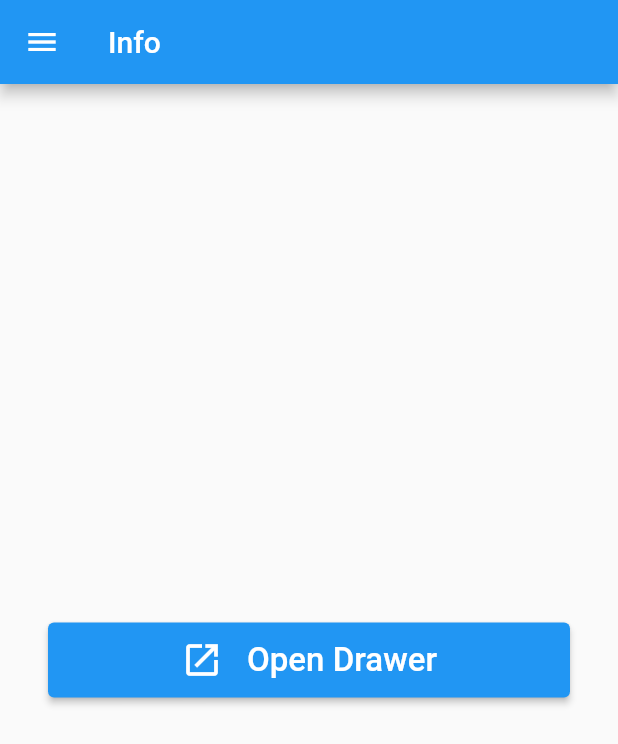
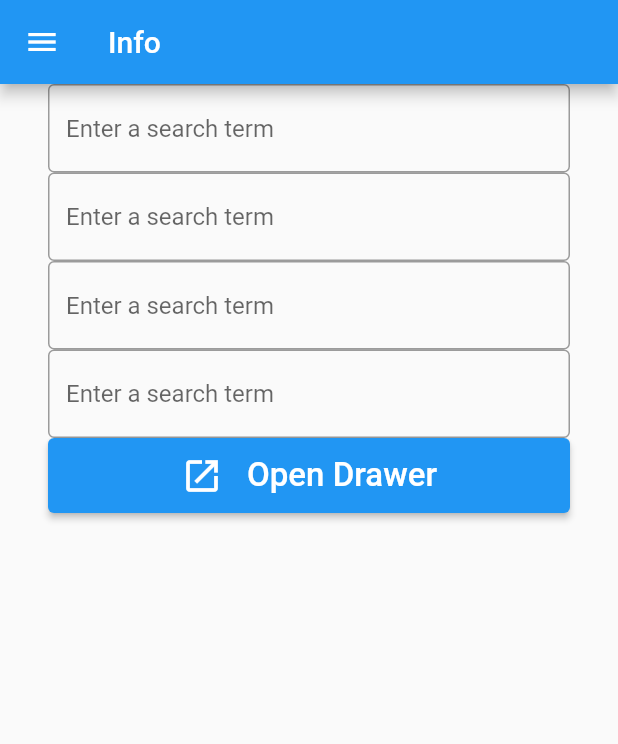
Before and after one commit to amosmilimu/interintel, a Flutter app: the screen it shows after launch, in the side drawer, after a tap on "Info", on a phone screen of 412 x 824 dp. Shown: the top 744 px of the screen. Run offline on Flutter 3.47's test engine with Material 2 defaults, Android fonts, the light colour scheme and no system bars; network calls fail.

Commit message:
second commit

```diff
--- a/lib/pages/home_page.dart
+++ b/lib/pages/home_page.dart
@@ -20,7 +20,29 @@ class _HomePageState extends State<HomePage> {
           builder: (context) => Container(
             alignment: Alignment.center,
             padding: EdgeInsets.symmetric(horizontal: 32),
-        child: ButtonWidget(
+            child: Column(
+              children: [
+                TextField(
+                  decoration: const InputDecoration(
+                      border: OutlineInputBorder(),
+                      hintText: 'Enter a search term'),
+                ),
+                TextField(
+                  decoration: const InputDecoration(
+                      border: OutlineInputBorder(),
+                      hintText: 'Enter a search term'),
+                ),
+                TextField(
+                  decoration: const InputDecoration(
+                      border: OutlineInputBorder(),
+                      hintText: 'Enter a search term'),
+                ),
+                TextField(
+                  decoration: const InputDecoration(
+                      border: OutlineInputBorder(),
+                      hintText: 'Enter a search term'),
+                ),
+                ButtonWidget(
                   icon: Icons.open_in_new,
                   text: 'Open Drawer',
                   onClicked: () {
@@ -28,6 +50,8 @@ class _HomePageState extends State<HomePage> {
                     // Scaffold.of(context).openEndDrawer();
                   },
                 ),
+              ],
+            ),
           ),
         ),
       );
--- a/lib/widget/navigation_drawer.dart
+++ b/lib/widget/navigation_drawer.dart
@@ -35,25 +35,25 @@ class NavigationDrawerWidget extends StatelessWidget {
                 children: [
                   buildMenuItem(
                     text: 'Info',
-                    icon: Icons.people,
+                    icon: Icons.info,
                     onClicked: () => selectedItem(context, 0),
                   ),
                   const SizedBox(height: 24),
                   buildMenuItem(
                     text: 'Design',
-                    icon: Icons.people,
+                    icon: Icons.design_services,
                     onClicked: () => selectedItem(context, 1),
                   ),
                   const SizedBox(height: 16),
                   buildMenuItem(
                     text: 'Response',
-                    icon: Icons.favorite_border,
+                    icon: Icons.feedback,
                     onClicked: () => selectedItem(context, 2),
                   ),
                   const SizedBox(height: 16),
                   buildMenuItem(
                     text: 'Dictionary',
-                    icon: Icons.workspaces_outline,
+                    icon: Icons.book,
                     onClicked: () => selectedItem(context, 3),
                   ),
                   const SizedBox(height: 16),
```
Lines whose indentation alone changed are shown as unchanged.
